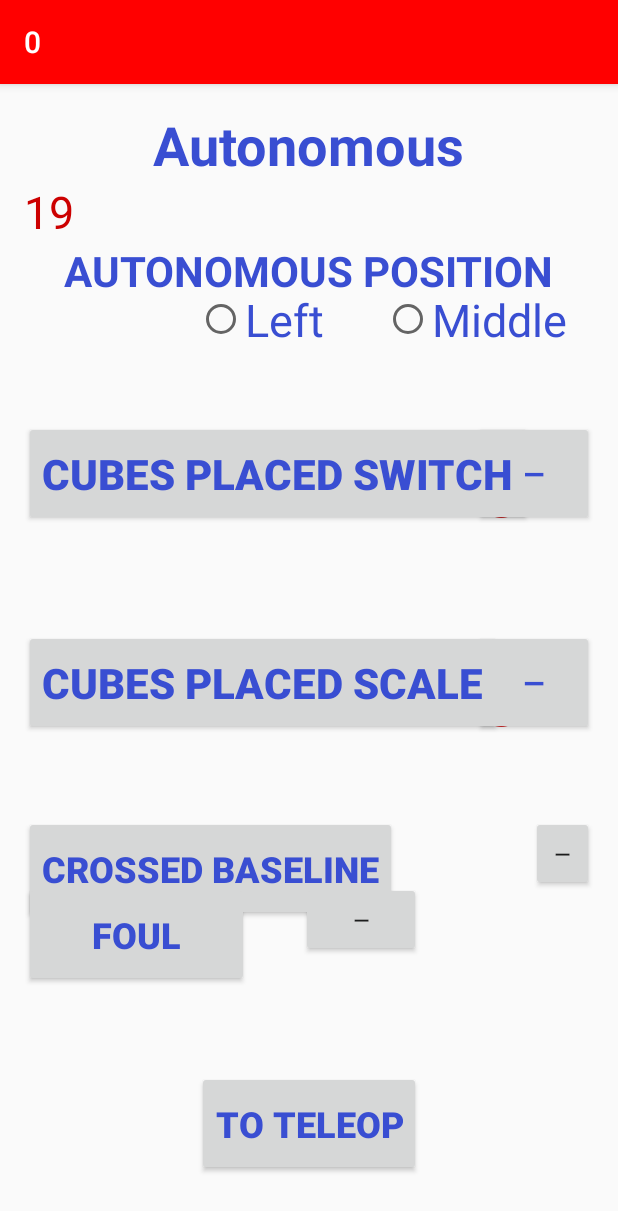
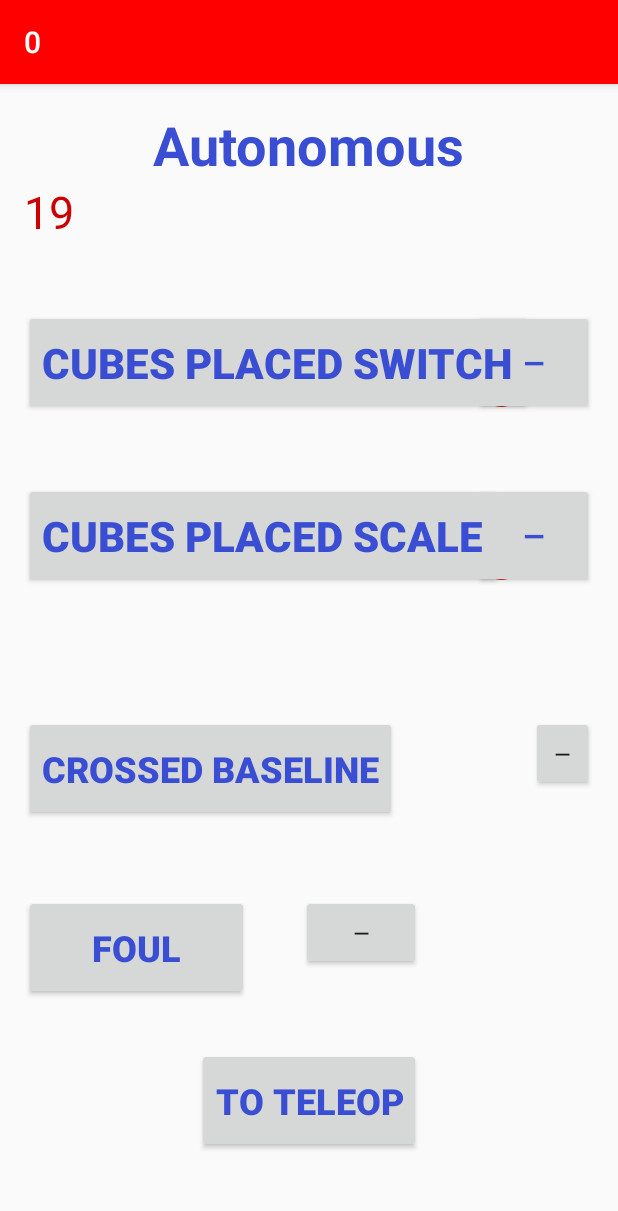
Before and after one commit to RoboRebelsScouting/2018MatchApp, an Android app: the secondActivity screen opened directly, with no data from a screen before it, on a phone screen of 412 x 824 dp. Shown: the top 1211 px of the screen. Run offline under Robolectric (Android 15) with nearby library versions, the phone set to English and light mode, and no system bars.

Commit message:
Match App Version 1.6
Fixed issue related to the carry radio buttons.  Fixed robotCarried game event isssue.  Changed the auto position to the first page of the app, and trasnfered java and XML files from the second page to the first page.

```diff
--- a/app/src/main/res/layout/activity_fourth.xml
+++ b/app/src/main/res/layout/activity_fourth.xml
@@ -149,8 +149,7 @@
             android:text="No"
             android:textColor="@android:color/holo_red_dark"
             android:textSize="28sp"
-            android:textStyle="bold"
-            android:layout_weight="0.22" />
+            android:textStyle="bold" />
 
     </RadioGroup>
 
@@ -264,7 +263,8 @@
             android:text="Yes"
             android:textColor="@color/colorPrimary"
             android:textSize="28sp"
-            android:textStyle="bold" />
+            android:textStyle="bold"
+            android:onClick="carried"/>
 
         <RadioButton
             android:id="@+id/carriedNo"
--- a/app/src/main/res/layout/activity_second.xml
+++ b/app/src/main/res/layout/activity_second.xml
@@ -103,7 +103,7 @@
         android:textStyle="normal|bold"
         android:layout_below="@+id/cubesScalePlacedAuto"
         android:layout_alignParentStart="true"
-        android:layout_marginTop="54dp" />
+        android:layout_marginTop="85dp" />
 
     <Button
         android:text="To Teleop"
@@ -114,9 +114,9 @@
         android:textSize="24sp"
         android:textColor="@color/colorPrimaryDark"
         android:textStyle="normal|bold"
-        android:layout_marginBottom="24dp"
-        android:layout_alignParentBottom="true"
-        android:layout_centerHorizontal="true" />
+        android:layout_below="@+id/foulAuto"
+        android:layout_centerHorizontal="true"
+        android:layout_marginTop="32dp" />
 
     <Button
         android:id="@+id/numberOfCubesSwitchAuto"
@@ -127,9 +127,9 @@
         android:textColor="?attr/actionModeSplitBackground"
         android:textSize="28sp"
         android:textStyle="normal|bold"
-        android:layout_marginTop="69dp"
-        android:layout_below="@+id/autonomousPosition"
-        android:layout_alignParentStart="true" />
+        android:layout_below="@+id/autoTimerText"
+        android:layout_alignParentStart="true"
+        android:layout_marginTop="45dp" />
 
     <Button
         android:id="@+id/cubesScalePlacedAuto"
@@ -141,22 +141,22 @@
         android:textColor="@color/colorPrimaryDark"
         android:textSize="28sp"
         android:textStyle="normal|bold"
-        android:layout_marginTop="69dp"
         android:layout_below="@+id/numberOfCubesSwitchAuto"
-        android:layout_alignParentStart="true" />
+        android:layout_alignParentStart="true"
+        android:layout_marginTop="45dp" />
 
     <Button
         android:id="@+id/foulAuto"
         android:layout_width="150dp"
         android:layout_height="70dp"
-        android:layout_above="@+id/toTeleop"
-        android:layout_alignParentStart="true"
-        android:layout_marginBottom="56dp"
         android:onClick="foul"
         android:text="Foul"
         android:textColor="@color/colorPrimary"
         android:textSize="24sp"
-        android:textStyle="bold" />
+        android:textStyle="bold"
+        android:layout_below="@+id/crossBaselineAuto"
+        android:layout_alignParentStart="true"
+        android:layout_marginTop="49dp" />
 
     <TextView
         android:id="@+id/foulText"
@@ -185,69 +185,5 @@
         android:layout_alignTop="@+id/crossBaselineText"
         android:layout_toEndOf="@+id/numberOfCubesSwitchAuto" />
 
-    <TextView
-        android:id="@+id/autonomousPosition"
-        android:layout_width="wrap_content"
-        android:layout_height="50dp"
-        android:text="Autonomous Position"
-        android:textAllCaps="true"
-        android:textColor="@color/colorPrimary"
-        android:textSize="28sp"
-        android:textStyle="bold"
-        android:layout_below="@+id/autoTimerText"
-        android:layout_centerHorizontal="true" />
-
-
-    <RadioGroup
-        android:id="@+id/autoPosition"
-        android:layout_width="match_parent"
-        android:layout_height="wrap_content"
-        android:orientation="horizontal"
-        android:layout_alignParentTop="true"
-        android:layout_alignParentStart="true">
-
-        <RadioButton
-            android:id="@+id/autoPosition1"
-            android:layout_width="wrap_content"
-            android:layout_height="wrap_content"
-            android:layout_alignStart="@+id/autonomousPosition"
-            android:layout_below="@+id/autonomousPosition"
-            android:layout_marginLeft="115dp"
-            android:layout_marginTop="120dp"
-            android:onClick="autoPosition"
-            android:text="Left"
-            android:textColor="@color/colorPrimary"
-            android:textSize="30sp" />
-
-        <RadioButton
-            android:id="@+id/autoPosition2"
-            android:layout_width="wrap_content"
-            android:layout_height="42dp"
-            android:layout_alignEnd="@+id/noFoul"
-            android:layout_marginLeft="40dp"
-            android:layout_marginTop="120dp"
-            android:onClick="autoPosition"
-            android:text="Middle"
-            android:textColor="@color/colorPrimary"
-            android:textSize="30sp" />
-
-        <RadioButton
-            android:id="@+id/autoPosition3"
-            android:layout_width="wrap_content"
-            android:layout_height="42dp"
-            android:layout_marginLeft="30dp"
-            android:layout_marginTop="120dp"
-            android:onClick="autoPosition"
-            android:text="Right"
-            android:textColor="@color/colorPrimary"
-            android:textSize="30sp"
-            android:layout_below="@+id/autonomousPosition"
-            android:layout_toEndOf="@+id/numberOfCubesSwitchAuto" />
-
-
-    </RadioGroup>
-
-
-
 
 </RelativeLayout>
```
Also changed, not shown: app/src/main/java/scouting2017/matchapp/FirstActivity.java (+24 -1 lines), app/src/main/java/scouting2017/matchapp/activity_fourth.java (+10 -9 lines), app/src/main/java/scouting2017/matchapp/secondActivity.java (+21 -20 lines), app/src/main/res/layout/activity_first.xml (+65 -1 lines).
